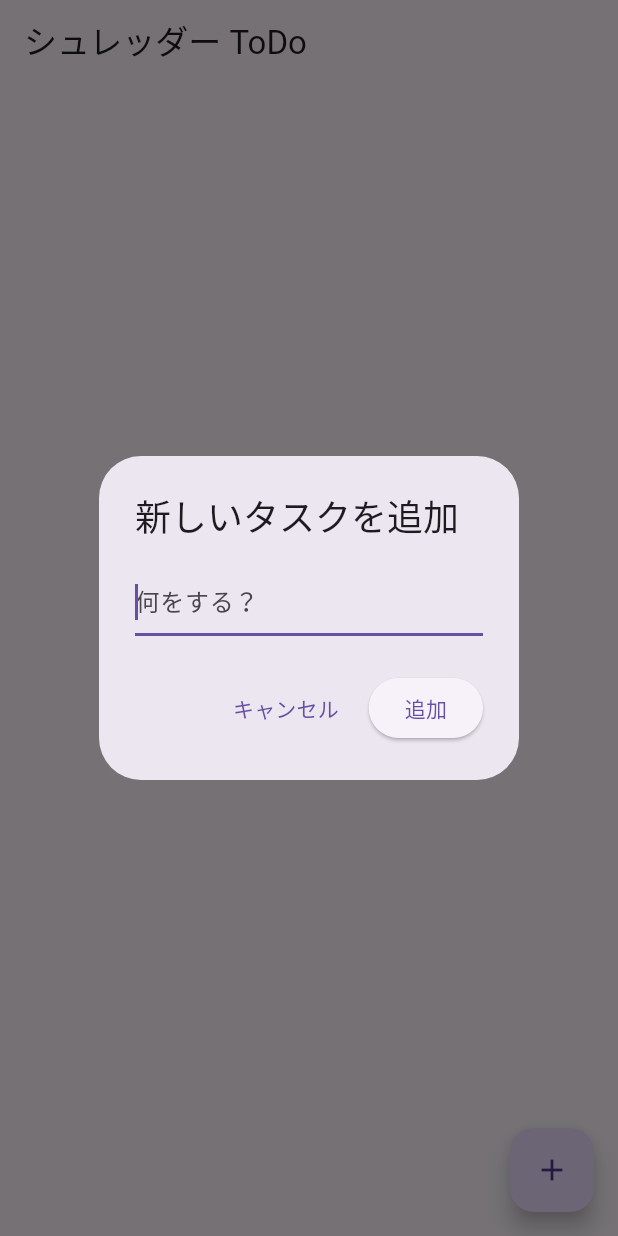
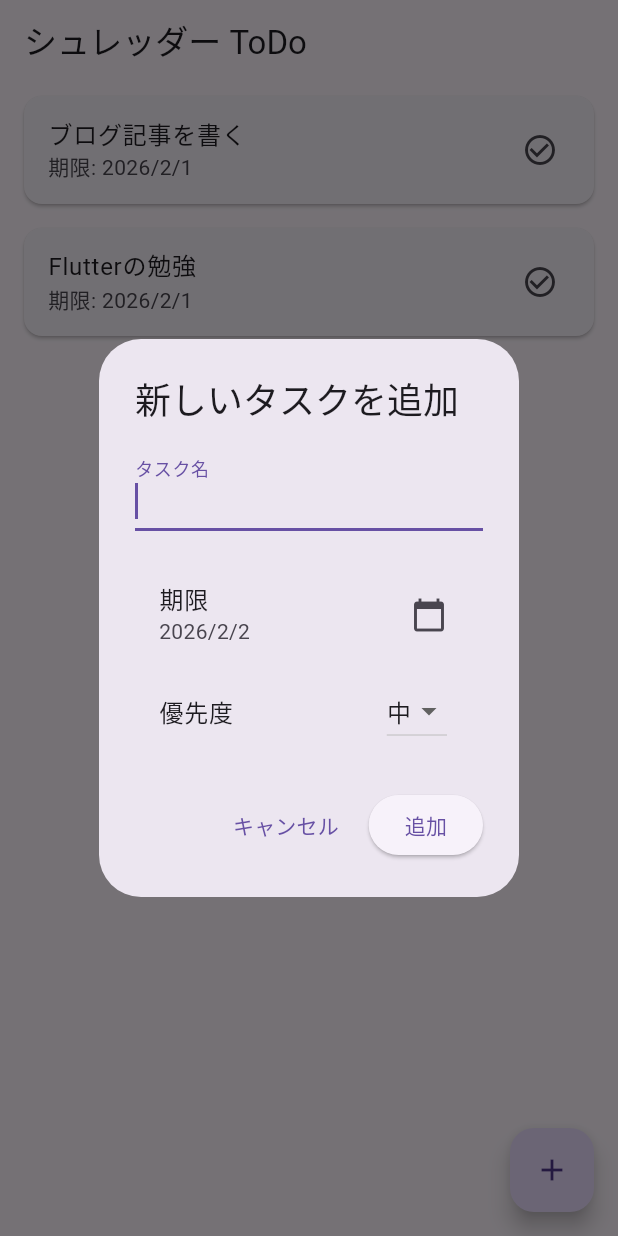
Before and after one commit to Mari714323/shredder_todo, a Flutter app: the screen it shows after launch, after a tap on the "add" icon, on a phone screen of 412 x 824 dp. Run offline on Flutter 3.47's test engine with Material 3 defaults, Android fonts, the light colour scheme and no system bars; our stand-ins replace audioplayers, shared_preferences.

Commit message:
feat: タスクの優先度と締め切り機能を追加

```diff
--- a/lib/models/task.dart
+++ b/lib/models/task.dart
@@ -0,0 +1,50 @@
+import 'dart:convert';
+
+// 優先度を定義する列挙型（Enum）
+enum TaskPriority { high, medium, low }
+
+class Task {
+  final String id;         // タスクを一意に識別するためのID
+  String title;            // タスクの内容
+  DateTime dueDate;        // 締め切り日
+  TaskPriority priority;   // 優先度
+  bool isCompleted;        // 完了したかどうか
+
+  Task({
+    required this.id,
+    required this.title,
+    required this.dueDate,
+    this.priority = TaskPriority.medium, // デフォルトは「中」
+    this.isCompleted = false,            // 最初は未完了
+  });
+
+  // --- データの保存・読み込み用の変換ロジック ---
+
+  // TaskオブジェクトをMap型（辞書形式）に変換する
+  Map<String, dynamic> toMap() {
+    return {
+      'id': id,
+      'title': title,
+      'dueDate': dueDate.toIso8601String(), // 日付は文字列として保存
+      'priority': priority.index,           // Enumは数字（0,1,2）として保存
+      'isCompleted': isCompleted,
+    };
+  }
+
+  // Map型からTaskオブジェクトを再構築する
+  factory Task.fromMap(Map<String, dynamic> map) {
+    return Task(
+      id: map['id'],
+      title: map['title'],
+      dueDate: DateTime.parse(map['dueDate']),
+      priority: TaskPriority.values[map['priority']],
+      isCompleted: map['isCompleted'] ?? false,
+    );
+  }
+
+  // JSON形式の文字列に変換する
+  String toJson() => json.encode(toMap());
+
+  // JSON形式の文字列からTaskオブジェクトを作る
+  factory Task.fromJson(String source) => Task.fromMap(json.decode(source));
+}
--- a/lib/pages/todo_list_page.dart
+++ b/lib/pages/todo_list_page.dart
@@ -1,6 +1,7 @@
 // --- リスト画面 ---
 import 'package:flutter/material.dart';
 import 'package:shared_preferences/shared_preferences.dart';
+import '../models/task.dart';
 import 'package:to_do/pages/shredder_page.dart';
 
 class TodoListPage extends StatefulWidget {
@@ -11,7 +12,8 @@ class TodoListPage extends StatefulWidget {
 }
 
 class _TodoListPageState extends State<TodoListPage> {
-  List<String> _tasks = [];
+  // String のリストから Task のリストに変更
+  List<Task> _tasks = [];
   final TextEditingController _textFieldController = TextEditingController();
 
   @override
@@ -21,73 +23,153 @@ class _TodoListPageState extends State<TodoListPage> {
   }
 
   // データの読み込み
+  // --- 読み込みの修正 ---
   Future<void> _loadTasks() async {
     final prefs = await SharedPreferences.getInstance();
+    final List<String>? taskStringList = prefs.getStringList('tasks');
+
+    if (taskStringList != null) {
       setState(() {
-      _tasks = prefs.getStringList('tasks') ?? [];
+        // 文字列(JSON)のリストを Task オブジェクトのリストに変換
+        _tasks = taskStringList.map((item) => Task.fromJson(item)).toList();
+      });
+    } else {
+      // 初期データも Task オブジェクトで作る
+      setState(() {
+        _tasks = [
+          Task(id: '1', title: 'ブログ記事を書く', dueDate: DateTime.now()),
+          Task(id: '2', title: 'Flutterの勉強', dueDate: DateTime.now()),
+        ];
       });
     }
+  }
   // データの保存
+  // --- 保存の修正 ---
   Future<void> _saveTasks() async {
     final prefs = await SharedPreferences.getInstance();
-    await prefs.setStringList('tasks', _tasks);
+    // Task オブジェクトを JSON 文字列に変換してリスト化
+    final List<String> taskStringList = _tasks.map((task) => task.toJson()).toList();
+    await prefs.setStringList('tasks', taskStringList);
   }
 
-  void _addTask() {
+  // 引数に日付と優先度を追加
+  void _addTask(DateTime dueDate, TaskPriority priority) {
     if (_textFieldController.text.isNotEmpty) {
       setState(() {
-        _tasks.add(_textFieldController.text);
+        final newTask = Task(
+          id: DateTime.now().millisecondsSinceEpoch.toString(),
+          title: _textFieldController.text,
+          dueDate: dueDate,
+          priority: priority,
+        );
+        _tasks.add(newTask);
       });
-      _saveTasks(); // 追加した後に保存
+      _saveTasks();
       _textFieldController.clear();
-      Navigator.pop(context);
+      Navigator.pop(context); // ダイアログを閉じる
     }
   }
 
   void _showAddTaskDialog() {
+    // ダイアログ内での一時的な状態
+    DateTime selectedDate = DateTime.now().add(const Duration(days: 1));
+    TaskPriority selectedPriority = TaskPriority.medium;
+
     showDialog(
       context: context,
       builder: (context) {
+        // StatefulBuilder を使うとダイアログ内で「再描画」ができるようになります
+        return StatefulBuilder(
+          builder: (context, setDialogState) {
             return AlertDialog(
               title: const Text('新しいタスクを追加'),
-          content: TextField(
+              content: SingleChildScrollView( // 画面からはみ出さないように
+                child: Column(
+                  mainAxisSize: MainAxisSize.min,
+                  children: [
+                    TextField(
                       controller: _textFieldController,
                       autofocus: true,
-            decoration: const InputDecoration(hintText: "何をする？"),
-            onSubmitted: (value) => _addTask(),
+                      decoration: const InputDecoration(labelText: "タスク名"),
+                    ),
+                    const SizedBox(height: 20),
+
+                    // --- 期限の選択 ---
+                    ListTile(
+                      title: const Text("期限"),
+                      subtitle: Text("${selectedDate.year}/${selectedDate.month}/${selectedDate.day}"),
+                      trailing: const Icon(Icons.calendar_today),
+                      onTap: () async {
+                        final picked = await showDatePicker(
+                          context: context,
+                          initialDate: selectedDate,
+                          firstDate: DateTime.now(),
+                          lastDate: DateTime.now().add(const Duration(days: 365)),
+                        );
+                        if (picked != null) {
+                          // ダイアログ内の表示を更新
+                          setDialogState(() => selectedDate = picked);
+                        }
+                      },
+                    ),
+
+                    // --- 優先度の選択 ---
+                    ListTile(
+                      title: const Text("優先度"),
+                      trailing: DropdownButton<TaskPriority>(
+                        value: selectedPriority,
+                        items: TaskPriority.values.map((priority) {
+                          return DropdownMenuItem(
+                            value: priority,
+                            child: Text(priority == TaskPriority.high ? "高" :
+                                        priority == TaskPriority.medium ? "中" : "低"),
+                          );
+                        }).toList(),
+                        onChanged: (value) {
+                          if (value != null) {
+                            setDialogState(() => selectedPriority = value);
+                          }
+                        },
+                      ),
+                    ),
+                  ],
+                ),
               ),
               actions: [
                 TextButton(
-              onPressed: () {
-                _textFieldController.clear();
-                Navigator.pop(context);
-              },
+                  onPressed: () => Navigator.pop(context),
                   child: const Text('キャンセル'),
                 ),
                 ElevatedButton(
-              onPressed: _addTask,
+                  onPressed: () {
+                    // 追加ボタンを押した時に、選択した値を渡してタスク作成
+                    _addTask(selectedDate, selectedPriority);
+                  },
                   child: const Text('追加'),
                 ),
               ],
             );
           },
         );
+      },
+    );
   }
 
   // 画面遷移の指示だけを行う
+  // --- 遷移の修正 ---
   void _navigateToShredder(int index) async {
-    final taskText = _tasks[index];
+    final selectedTask = _tasks[index];
 
     await Navigator.of(context).push(
       PageRouteBuilder(
-        pageBuilder: (context, animation, secondaryAnimation) => ShredderPage(taskText: taskText),
+        pageBuilder: (context, animation, secondaryAnimation) =>
+            ShredderPage(task: selectedTask), // taskText ではなく task を渡す！
         transitionsBuilder: (context, animation, secondaryAnimation, child) {
           return FadeTransition(opacity: animation, child: child);
         },
       ),
     );
 
-    // シュレッダー画面から戻ってきたら削除
     setState(() {
       _tasks.removeAt(index);
     });
@@ -109,11 +191,12 @@ class _TodoListPageState extends State<TodoListPage> {
         itemBuilder: (context, index) {
           final task = _tasks[index];
           return Hero(
-            tag: 'task_$task',
+            tag: 'task_${task.id}', // ID を使うことで重複エラーを防ぐ！
             child: Card(
               margin: const EdgeInsets.symmetric(horizontal: 16, vertical: 8),
               child: ListTile(
-                title: Text(task),
+                title: Text(task.title), // .title を指定して表示
+                subtitle: Text('期限: ${task.dueDate.year}/${task.dueDate.month}/${task.dueDate.day}'), // 期限を表示
                 trailing: const Icon(Icons.check_circle_outline),
                 onTap: () => _navigateToShredder(index),
               ),
```
Also changed, not shown: lib/pages/shredder_page.dart (+8 -5 lines). Lines whose indentation alone changed are shown as unchanged.
